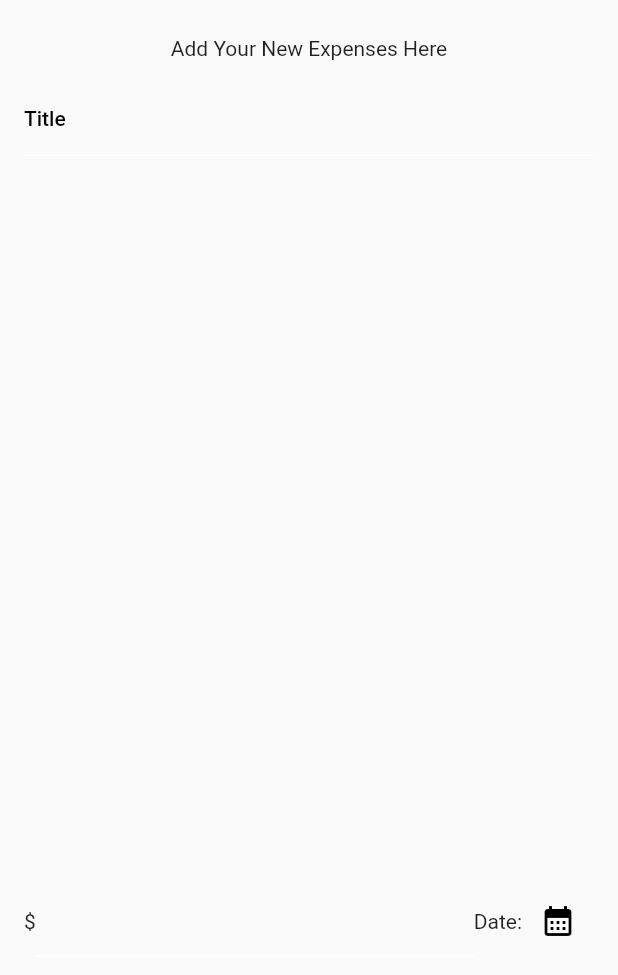
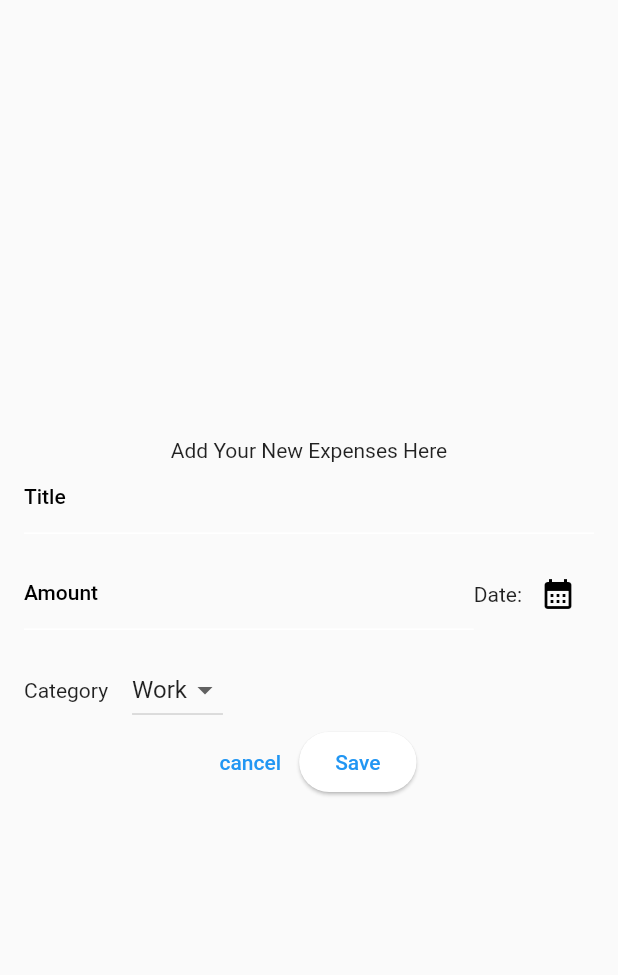
Before and after one commit to saleemsabid/expense_tracker, a Flutter app: the NewExpenseScreen widget shown alone on an empty page, opened directly, on a phone screen of 412 x 824 dp. Shown: the top 975 px of the screen. Run offline on Flutter 3.47's test engine with Material 2 defaults, Android fonts, the phone set to English and light mode, and no system bars.

Commit message:
added the framework of the form

```diff
--- a/lib/widgets/new_expense_screen.dart
+++ b/lib/widgets/new_expense_screen.dart
@@ -13,24 +13,28 @@ class _NewExpenseScreenState extends State<NewExpenseScreen> {
     return Center(
       child: Padding(
         padding: const EdgeInsets.symmetric(vertical: 24, horizontal: 16),
-        child: Column(children: [
+        child: Column(mainAxisSize: MainAxisSize.min, children: [
           const Text('Add Your New Expenses Here'),
+          // const SizedBox(
+          //   height: 16,
+          // ),
+          const TextField(
+            decoration: InputDecoration(label: Text('Title')),
+          ),
           const SizedBox(
             height: 16,
           ),
+          Row(
+            children: [
               const Expanded(
                   child: TextField(
-              decoration: InputDecoration(label: Text('Title')),
+                keyboardType: TextInputType.number,
+                decoration: InputDecoration(
+                    label: Text(
+                      'Amount',
                     ),
-          ),
-          // const SizedBox(
-          //   height: 16,
-          // ),
-          Expanded(
-            child: Row(
-              children: [
-                const Text('\$'),
-                const Expanded(child: TextField()),
+                    prefix: Text('\$')),
+              )),
               const Text('Date:'),
               IconButton(
                 onPressed: () {},
@@ -38,6 +42,34 @@ class _NewExpenseScreenState extends State<NewExpenseScreen> {
               ),
             ],
           ),
+          const SizedBox(
+            height: 16,
+          ),
+          Row(
+            children: [
+              const Text('Category'),
+              const SizedBox(
+                width: 16,
+              ),
+              DropdownButton(items: const [
+                DropdownMenuItem(
+                  child: Text('Work'),
+                ),
+              ], onChanged: (value) {})
+            ],
+          ),
+          Row(
+            mainAxisAlignment: MainAxisAlignment.center,
+            children: [
+              TextButton(
+                onPressed: () {},
+                child: const Text('cancel'),
+              ),
+              ElevatedButton(
+                onPressed: () {},
+                child: const Text('Save'),
+              )
+            ],
           )
         ]),
       ),
```
Lines whose indentation alone changed are shown as unchanged.
